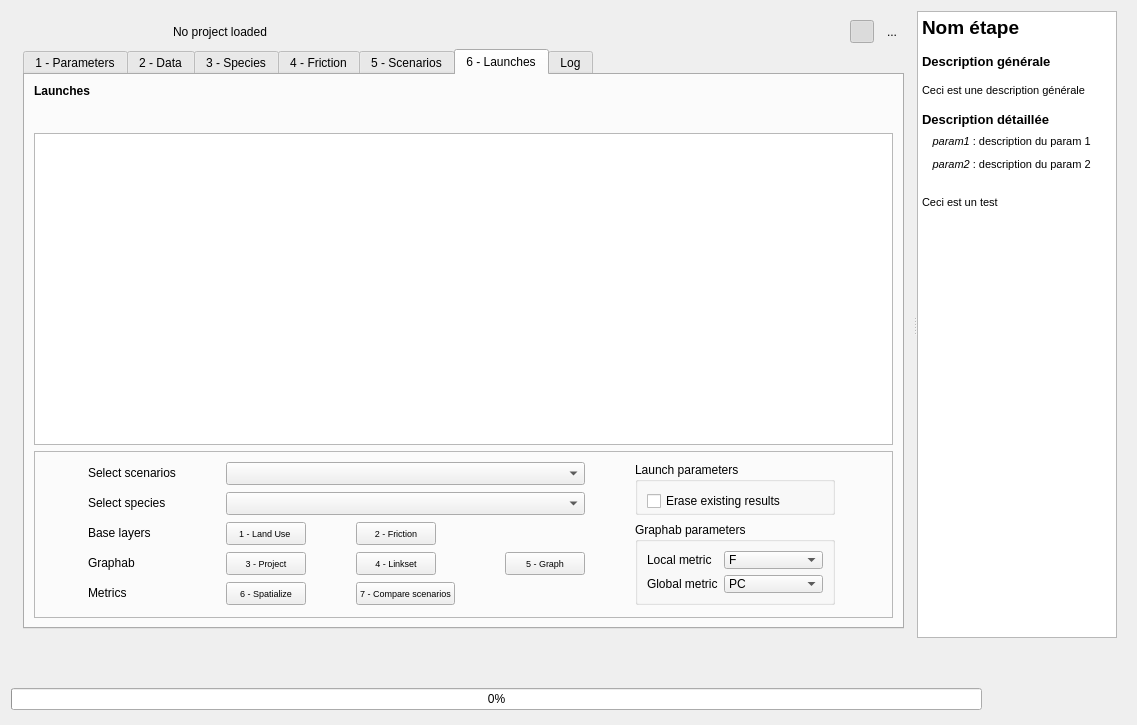
Old version of the form ui/erc_tvb_plugin_dialog_base.ui in the repository MathieuChailloux/MitiConnect.
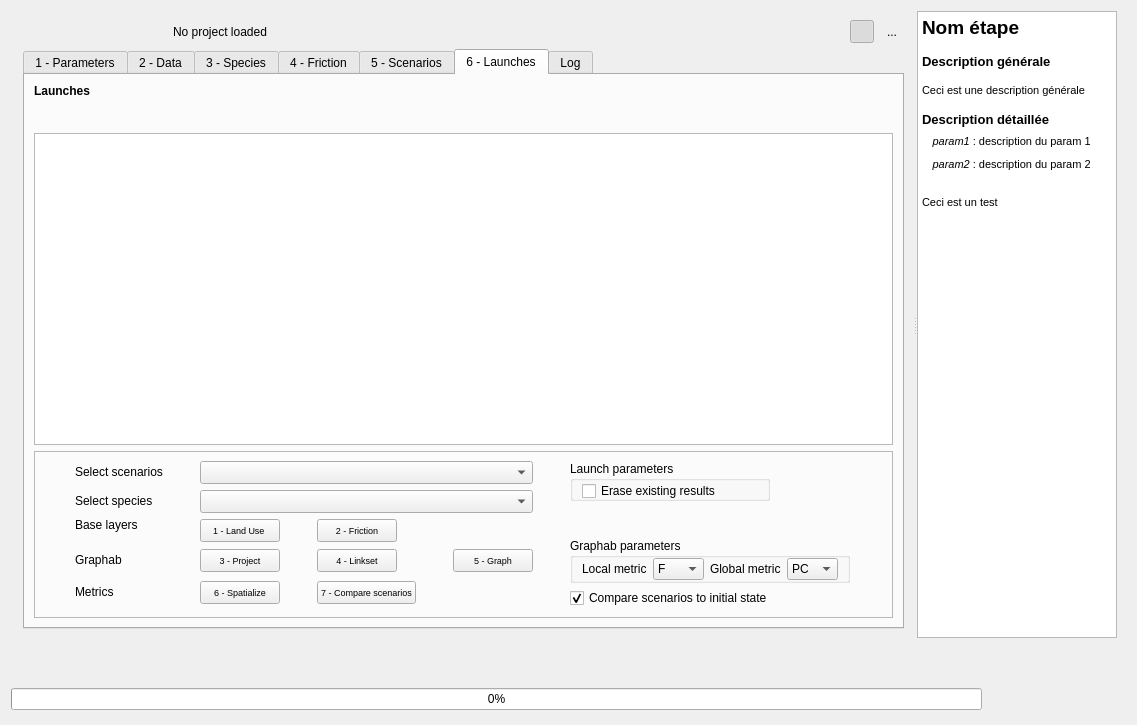
New version of the form. The open tabs and pages were chosen to show the change. Icons and pictures are not drawn. Custom widgets are drawn as their Qt base class.

Commit message: Compare scenarios by difference to initial state

```diff
--- a/ui/erc_tvb_plugin_dialog_base.ui
+++ b/ui/erc_tvb_plugin_dialog_base.ui
@@ -2178,7 +2178,7 @@
                        </property>
                       </widget>
                      </item>
-                     <item row="0" column="4" rowspan="2">
+                     <item row="0" column="4">
                       <widget class="QgsCollapsibleGroupBox" name="graphabParamsGroup_3">
                        <property name="sizePolicy">
                         <sizepolicy hsizetype="Preferred" vsizetype="Preferred">
@@ -2202,6 +2202,12 @@
                         <string>Launch parameters</string>
                        </property>
                        <layout class="QGridLayout" name="gridLayout_15">
+                        <property name="topMargin">
+                         <number>0</number>
+                        </property>
+                        <property name="bottomMargin">
+                         <number>0</number>
+                        </property>
                         <item row="0" column="0">
                          <widget class="QCheckBox" name="eraseResults">
                           <property name="minimumSize">
@@ -2263,7 +2269,7 @@
                        </property>
                       </widget>
                      </item>
-                     <item row="2" column="1">
+                     <item row="2" column="1" rowspan="2">
                       <widget class="QPushButton" name="landuseRun">
                        <property name="sizePolicy">
                         <sizepolicy hsizetype="Fixed" vsizetype="Fixed">
@@ -2303,7 +2309,7 @@
                        </property>
                       </widget>
                      </item>
-                     <item row="2" column="2">
+                     <item row="2" column="2" rowspan="2">
                       <widget class="QPushButton" name="frictionRun">
                        <property name="sizePolicy">
                         <sizepolicy hsizetype="Fixed" vsizetype="Fixed">
@@ -2343,7 +2349,7 @@
                        </property>
                       </widget>
                      </item>
-                     <item row="2" column="4" rowspan="3">
+                     <item row="3" column="4" rowspan="3">
                       <widget class="QgsCollapsibleGroupBox" name="graphabParamsGroup_2">
                        <property name="sizePolicy">
                         <sizepolicy hsizetype="Preferred" vsizetype="Preferred">
@@ -2353,21 +2359,27 @@
                        </property>
                        <property name="minimumSize">
                         <size>
-                         <width>0</width>
-                         <height>80</height>
+                         <width>280</width>
+                         <height>45</height>
                         </size>
                        </property>
                        <property name="maximumSize">
                         <size>
-                         <width>200</width>
+                         <width>16777215</width>
                          <height>16777215</height>
                         </size>
                        </property>
                        <property name="title">
                         <string>Graphab parameters</string>
                        </property>
-                       <layout class="QGridLayout" name="gridLayout_18">
-                        <item row="0" column="0">
+                       <layout class="QHBoxLayout" name="horizontalLayout_8">
+                        <property name="topMargin">
+                         <number>0</number>
+                        </property>
+                        <property name="bottomMargin">
+                         <number>0</number>
+                        </property>
+                        <item>
                          <widget class="QLabel" name="label_54">
                           <property name="sizePolicy">
                            <sizepolicy hsizetype="Fixed" vsizetype="Fixed">
@@ -2380,7 +2392,7 @@
                           </property>
                          </widget>
                         </item>
-                        <item row="0" column="1">
+                        <item>
                          <widget class="QComboBox" name="localMetric">
                           <property name="minimumSize">
                            <size>
@@ -2405,7 +2417,7 @@
                           </item>
                          </widget>
                         </item>
-                        <item row="1" column="0">
+                        <item>
                          <widget class="QLabel" name="label_55">
                           <property name="sizePolicy">
                            <sizepolicy hsizetype="Fixed" vsizetype="Fixed">
@@ -2418,7 +2430,7 @@
                           </property>
                          </widget>
                         </item>
-                        <item row="1" column="1">
+                        <item>
                          <widget class="QComboBox" name="globalMetric">
                           <property name="minimumSize">
                            <size>
@@ -2446,7 +2458,7 @@
                        </layout>
                       </widget>
                      </item>
-                     <item row="3" column="0">
+                     <item row="4" column="0">
                       <widget class="QLabel" name="bufferInGroupLabel_21">
                        <property name="sizePolicy">
                         <sizepolicy hsizetype="Fixed" vsizetype="Fixed">
@@ -2459,7 +2471,7 @@
                        </property>
                       </widget>
                      </item>
-                     <item row="3" column="1">
+                     <item row="4" column="1">
                       <widget class="QPushButton" name="projectRun">
                        <property name="sizePolicy">
                         <sizepolicy hsizetype="Fixed" vsizetype="Fixed">
@@ -2499,7 +2511,7 @@
                        </property>
                       </widget>
                      </item>
-                     <item row="3" column="2">
+                     <item row="4" column="2">
                       <widget class="QPushButton" name="linksetRun">
                        <property name="sizePolicy">
                         <sizepolicy hsizetype="Fixed" vsizetype="Fixed">
@@ -2539,7 +2551,7 @@
                        </property>
                       </widget>
                      </item>
-                     <item row="3" column="3">
+                     <item row="4" column="3">
                       <widget class="QPushButton" name="graphRun">
                        <property name="sizePolicy">
                         <sizepolicy hsizetype="Fixed" vsizetype="Fixed">
@@ -2579,7 +2591,7 @@
                        </property>
                       </widget>
                      </item>
-                     <item row="4" column="0">
+                     <item row="5" column="0" rowspan="2">
                       <widget class="QLabel" name="bufferInGroupLabel_22">
                        <property name="sizePolicy">
                         <sizepolicy hsizetype="Fixed" vsizetype="Fixed">
@@ -2592,7 +2604,7 @@
                        </property>
                       </widget>
                      </item>
-                     <item row="4" column="1">
+                     <item row="5" column="1" rowspan="2">
                       <widget class="QPushButton" name="localMetricsRun">
                        <property name="sizePolicy">
                         <sizepolicy hsizetype="Fixed" vsizetype="Fixed">
@@ -2606,6 +2618,12 @@
                          <height>23</height>
                         </size>
                        </property>
+                       <property name="maximumSize">
+                        <size>
+                         <width>16777215</width>
+                         <height>23</height>
+                        </size>
+                       </property>
                        <property name="font">
                         <font>
                          <pointsize>7</pointsize>
@@ -2626,7 +2644,7 @@
                        </property>
                       </widget>
                      </item>
-                     <item row="4" column="2">
+                     <item row="5" column="2" rowspan="2">
                       <widget class="QPushButton" name="compareScenariosRun">
                        <property name="sizePolicy">
                         <sizepolicy hsizetype="Fixed" vsizetype="Fixed">
@@ -2640,6 +2658,12 @@
                          <height>23</height>
                         </size>
                        </property>
+                       <property name="maximumSize">
+                        <size>
+                         <width>16777215</width>
+                         <height>23</height>
+                        </size>
+                       </property>
                        <property name="font">
                         <font>
                          <pointsize>7</pointsize>
@@ -2660,6 +2684,22 @@
                        </property>
                       </widget>
                      </item>
+                     <item row="6" column="4">
+                      <widget class="QCheckBox" name="cmpInit">
+                       <property name="minimumSize">
+                        <size>
+                         <width>200</width>
+                         <height>20</height>
+                        </size>
+                       </property>
+                       <property name="text">
+                        <string>Compare scenarios to initial state</string>
+                       </property>
+                       <property name="checked">
+                        <bool>true</bool>
+                       </property>
+                      </widget>
+                     </item>
                     </layout>
                    </widget>
                   </item>
```
The commit also changes 1 other file.
